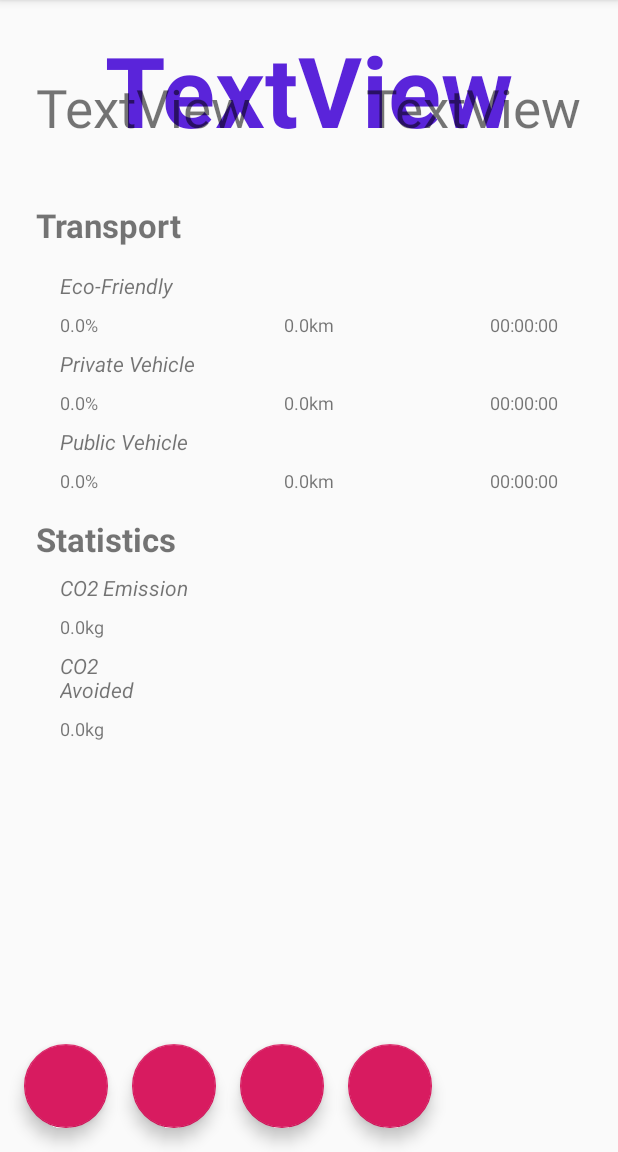
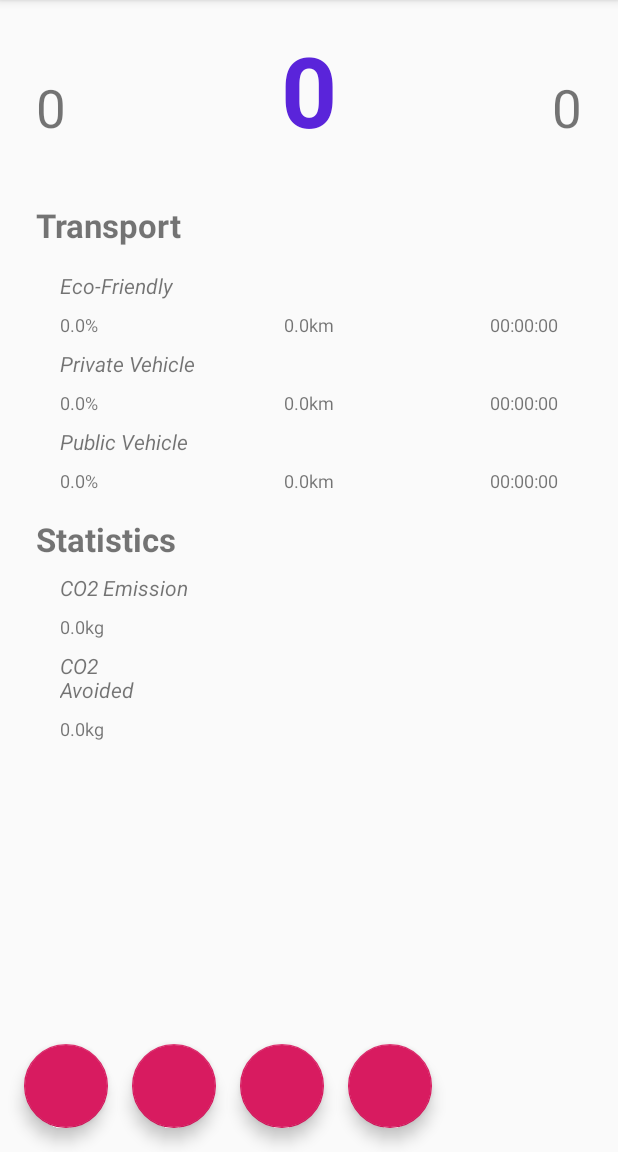
Before and after one commit to MiguelSanchezP/HackUPC2019, an Android app: the screen it shows after launch (MainActivity), after a tap on an icon or button, on a phone screen of 412 x 824 dp, the part 84-1236 px from its top. Run offline under Robolectric (Android 15) with nearby library versions, the phone set to English and light mode, and no system bars.

Commit message:
Implemented the scores

```diff
--- a/app/src/main/java/com/miguelsanchezp/hackupcproject/MainActivity.java
+++ b/app/src/main/java/com/miguelsanchezp/hackupcproject/MainActivity.java
@@ -23,13 +23,15 @@ import android.view.MenuItem;
 import android.widget.TextView;
 import android.widget.Toast;
 
-import java.io.IOException;
-
 public class MainActivity extends AppCompatActivity {
 
     private static final String TAG = "MainActivity";
-    private double LONG;
     private double LAT;
+    private double FORMERLAT;
+    private boolean first = true;
+    private double Movement = 0;
+    LocationManager locationManager;
+    LocationListener locationListener;
 
 //    private FloatingActionButton PendingButton = findViewById(R.id.PendingButton);
 //    private FloatingActionButton PlottingButton = findViewById(R.id.PlottingButton);
@@ -66,9 +68,9 @@ public class MainActivity extends AppCompatActivity {
          FloatingActionButton PlottingButton = findViewById(R.id.PlottingButton);
          FloatingActionButton SavingButton = findViewById(R.id.SavingButton);
          FloatingActionButton LoadingButton = findViewById(R.id.LoadingButton);
-         TextView DailyScore = findViewById(R.id.DailyScore);
-         TextView WeeklyScore = findViewById (R.id.WeeklyScore);
-         TextView MonthlyScore = findViewById(R.id.MonthlyScore);
+         final TextView DailyScore = findViewById(R.id.DailyScore);
+         final TextView WeeklyScore = findViewById (R.id.WeeklyScore);
+         final TextView MonthlyScore = findViewById(R.id.MonthlyScore);
          final TextView PercentageEco = findViewById (R.id.PercentageEco);
          final TextView DistanceEco = findViewById (R.id.DistanceEco);
          final TextView TimeEco = findViewById (R.id.TimeEco);
@@ -109,7 +111,8 @@ public class MainActivity extends AppCompatActivity {
             public void onClick(View view) {
                 Toast.makeText(MainActivity.this, "Importing data", Toast.LENGTH_LONG).show();
                 fillLayout(PercentageEco, DistanceEco, TimeEco, PercentagePrivate, DistancePrivate, TimePrivate,
-                        PercentagePublic, DistancePublic, TimePublic, ValEmission, ValAvoided);
+                        PercentagePublic, DistancePublic, TimePublic, ValEmission, ValAvoided, DailyScore, WeeklyScore,
+                        MonthlyScore);
             }
         });
     }
@@ -146,30 +149,36 @@ public class MainActivity extends AppCompatActivity {
         return new MainActivity();
     }
 
-/*    private void getLocation ()  {
+    private void getLocation ()  {
 //        LocationManager locationManager;
         Criteria criteria = new Criteria();
         criteria.setAccuracy(Criteria.ACCURACY_FINE);
-//        locationManager = (LocationManager) getSystemService(Context.LOCATION_SERVICE);
-//        locationManager.getBestProvider(criteria, true);
+        locationManager = (LocationManager) getSystemService(Context.LOCATION_SERVICE);
+        String provider = locationManager.getBestProvider(criteria, true);
+//        Log.d(TAG, "getLocation: !!!!" + provider);
 //            String provider = locationManager.getProviders(true).get(0);
-                Log.d(TAG, "getLocation: this is not null :)!!!");
+//                Log.d(TAG, "getLocation: this is not null :)!!!");
 //                try {
 
 //                    Location location = locationManager.getLastKnownLocation(provider);
-                    LocationListener locationListener = new LocationListener() {
+                    locationListener = new LocationListener() {
                         @Override
                         public void onLocationChanged(Location location) {
-                            setLatitude(location.getLatitude());
-                            setLongitude(location.getLongitude());
-                            Log.d(TAG, "onLocationChanged: " + location.getLongitude());
-                            Log.d(TAG, "onLocationChanged: " + location.getLatitude());
-
+                            if (first) {
+                                first = false;
+                                FORMERLAT = location.getLatitude();
+                                WriteData.exportMovement(0);
+                            }else {
+                                FORMERLAT = LAT;
+                                LAT = location.getLatitude();
+                                Movement += calculateMovement(LAT, FORMERLAT);
+                                WriteData.exportMovement(Movement);
+                            }
                         }
 
                         @Override
                         public void onStatusChanged(String s, int i, Bundle bundle) {
-
+                            Log.d(TAG, "onStatusChanged: inside onStatusChanged");
                         }
 
                         @Override
@@ -183,26 +192,21 @@ public class MainActivity extends AppCompatActivity {
                         }
                     };
                     try {
-                        locationManager.getLastKnownLocation(LocationManager.NETWORK_PROVIDER);
-                        Log.d(TAG, "getLocation: inside!!!");
+//                        locationManager.requestLocationUpdates(provider, 5000, 30, locationListener);
+//                        Log.d(TAG, "getLocation: inside!!!");
+//                        locationManager.requestLocationUpdates(provider, 0, 0, locationListener);
+                        locationManager.requestLocationUpdates(LocationManager.NETWORK_PROVIDER, 0, 0, locationListener);
+//                        locationManager.getLastKnownLocation(LocationManager.GPS_PROVIDER);
                     } catch (SecurityException e) {
-                        Log.e(TAG, "getLocation: " + e.getMessage());
+//                        Log.e(TAG, "getLocation: " + e.getMessage());
                     }
-                    Toast.makeText(this, LONG + " , " + LAT, Toast.LENGTH_SHORT).show();
+//                    Toast.makeText(this, LONG + " , " + LAT, Toast.LENGTH_SHORT).show();
 //                } catch (SecurityException e) {
 //                    Log.e(TAG, "getLocation: there is a security exception");
 //                }
             }
 //        }
 //    }
-
-    private void setLongitude (double LONG) {
-        this.LONG = LONG;
-    }
-
-    private void setLatitude (double LAT) {
-        this.LAT = LAT;
-    }*/
 
     private void saveData () {
         Data data = new Data();
@@ -218,8 +222,8 @@ public class MainActivity extends AppCompatActivity {
 
     private void fillLayout (TextView PercentageEco, TextView DistanceEco, TextView TimeEco, TextView PercentagePrivate,
                              TextView DistancePrivate, TextView TimePrivate, TextView PercentagePublic, TextView DistancePublic,
-                             TextView TimePublic, TextView ValEmission, TextView ValAvoided) {
-        //null pointer, make the check going to breakfast first :)
+                             TextView TimePublic, TextView ValEmission, TextView ValAvoided, TextView DailyScore,
+                             TextView WeeklyScore, TextView MonthlyScore) {
         Data data = ReadData.ReadFromFile();
         if (data != null) {
             PercentageEco.setText(data.getEcoFriendlyPercentage() + "%");
@@ -233,6 +237,9 @@ public class MainActivity extends AppCompatActivity {
             TimePublic.setText(formatSeconds(data.getPublicSecs()));
             ValEmission.setText(data.getEmittedCO2()+"kg");
             ValAvoided.setText(data.getAvoidedCO2()+"kg");
+            DailyScore.setText(String.valueOf(data.getDailyScore()));
+            WeeklyScore.setText(String.valueOf(data.getWeeklyScore()));
+            MonthlyScore.setText(String.valueOf(data.getMonthlyScore()));
         }else{
             Toast.makeText(this, "The data import was a null one", Toast.LENGTH_LONG).show();
         }
@@ -265,4 +272,10 @@ public class MainActivity extends AppCompatActivity {
         }
         return sb.toString();
     }
+
+    private double calculateMovement (double latitude, double formerlatitude) {
+        double kmX = 111.32*(latitude-formerlatitude);
+        double kmY = (double)40075*Math.cos(latitude-formerlatitude)/360;
+        return Math.sqrt(Math.pow(kmX, 2) + Math.pow(kmY, 2));
+    }
 }
```
